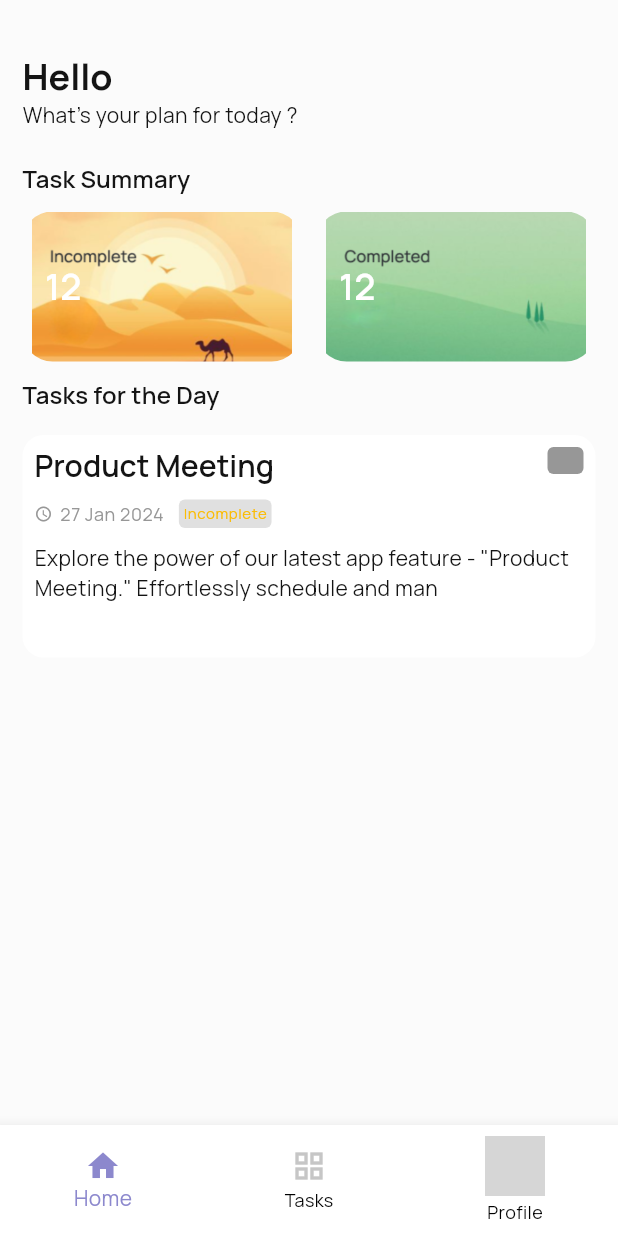
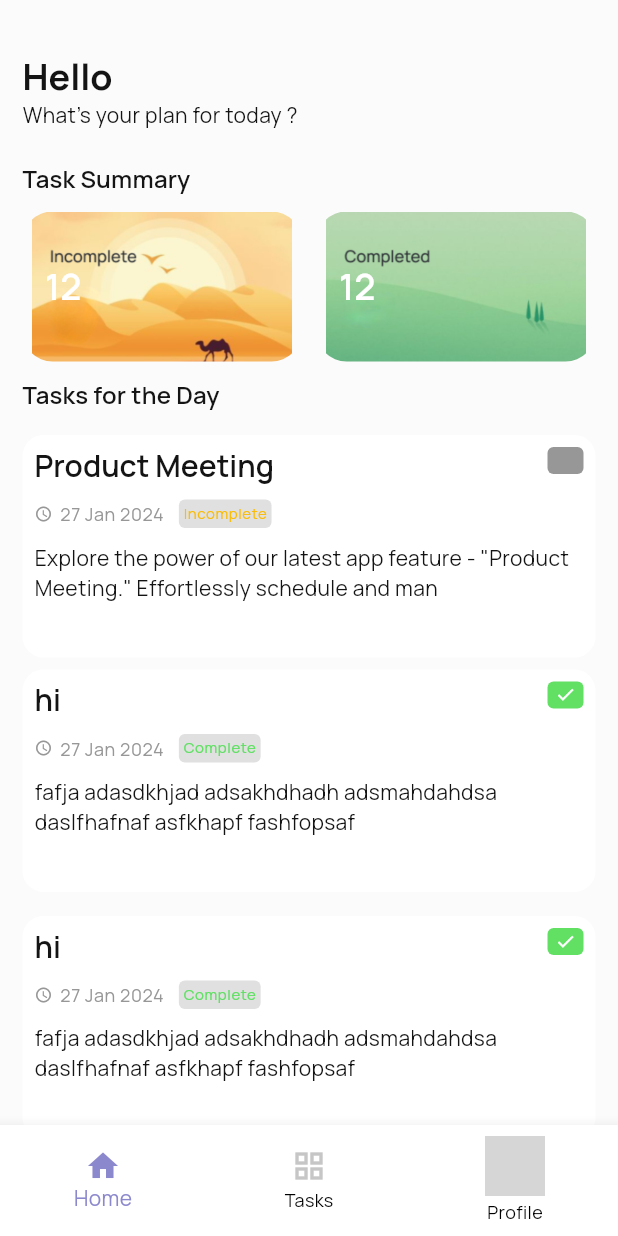
Before and after one commit to Zobayer-Mahmud/task_tracker, a Flutter app: the screen it shows after launch, on a phone screen of 412 x 824 dp. Run offline on Flutter 3.47's test engine with Material 3 defaults, Android fonts, the phone set to English and light mode, and no system bars; our stand-ins replace cached_network_image, dio, fluttertoast, gap, get, get_storage and 4 more; network calls fail; grey boxes are pictures that could not be loaded.

```diff
--- a/lib/app/modules/app_widgets/task_item/task_item_widget.dart
+++ b/lib/app/modules/app_widgets/task_item/task_item_widget.dart
@@ -9,10 +9,13 @@ class TaskItemWidget extends StatelessWidget {
       this.taskTitle,
       this.taskDetails,
       this.taskDate,
-      this.isCompleted = false});
+      this.isCompleted = false,
+      this.onCompleteTap,
+      this.onItemTap});
   final String? taskTitle, taskDetails;
   final DateTime? taskDate;
   final bool isCompleted;
+  final VoidCallback? onCompleteTap, onItemTap;
 
   @override
   Widget build(BuildContext context) {
--- a/lib/app/modules/home/views/home_view.dart
+++ b/lib/app/modules/home/views/home_view.dart
@@ -4,6 +4,7 @@ import 'package:gap/gap.dart';
 import 'package:get/get.dart';
 import 'package:intl/intl.dart';
 import 'package:task_tracker/app/common/app_colors.dart';
+import 'package:task_tracker/app/modules/app_widgets/task_item/task_item_widget.dart';
 import 'package:task_tracker/gen/assets.gen.dart';
 
 import '../controllers/home_controller.dart';
@@ -186,6 +187,22 @@ class HomeView extends StatelessWidget {
                 ],
               ),
             ),
+            ListView.builder(
+                primary: false,
+                itemCount: 20,
+                shrinkWrap: true,
+                itemBuilder: (BuildContext context, index) {
+                  return Padding(
+                    padding: const EdgeInsets.symmetric(vertical: 8.0),
+                    child: TaskItemWidget(
+                      taskTitle: "hi",
+                      taskDetails:
+                          "fafja adasdkhjad adsakhdhadh adsmahdahdsa daslfhafnaf asfkhapf fashfopsaf ",
+                      taskDate: DateTime.now(),
+                      isCompleted: true,
+                    ),
+                  );
+                })
           ],
         ),
       );
```
